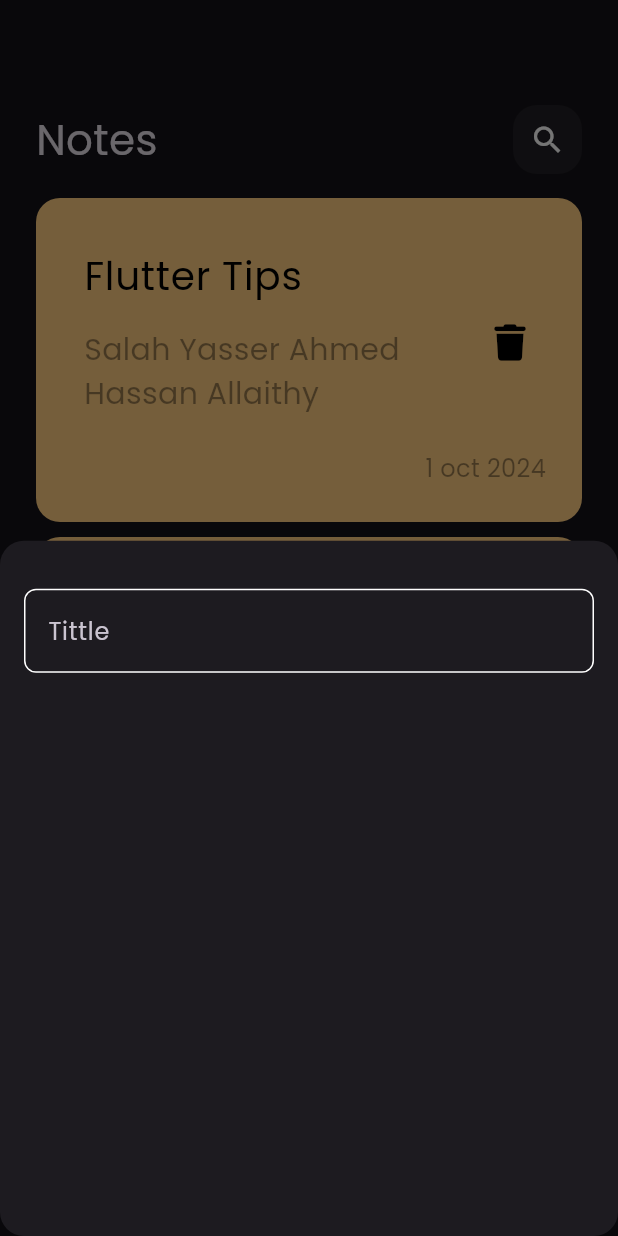
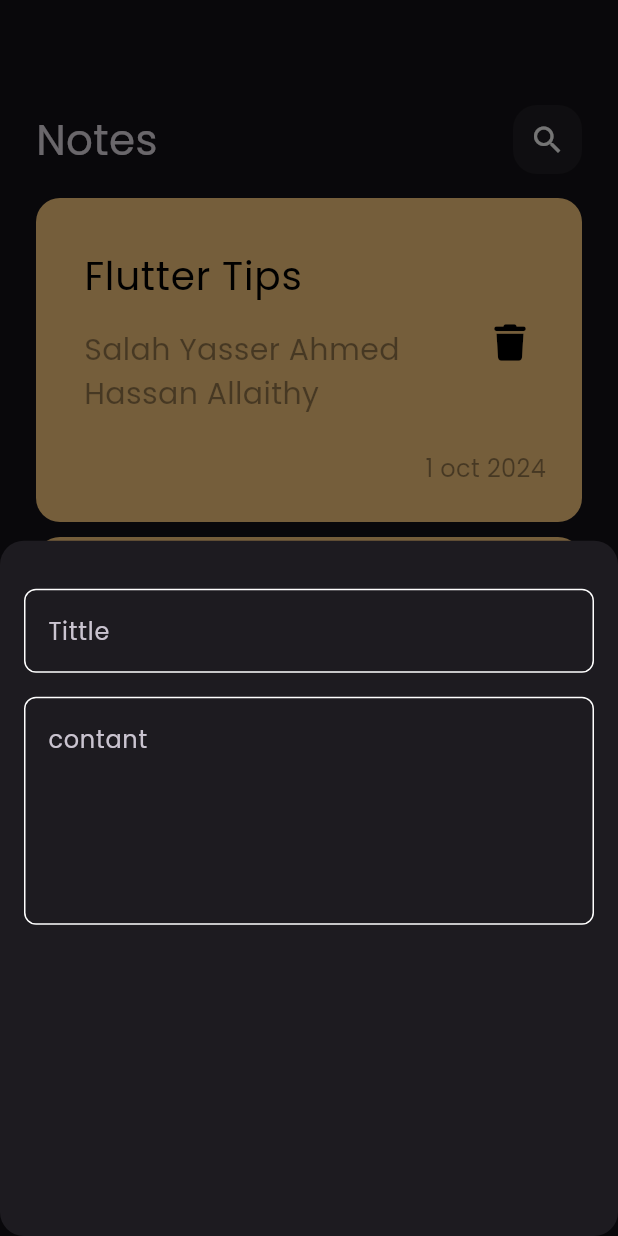
Before and after one commit to SalahYasser/notes_app, a Flutter app: the screen it shows after launch, after a tap on the "add" icon, on a phone screen of 412 x 824 dp. Run offline on Flutter 3.47's test engine with Material 3 defaults, Android fonts, the phone set to English and light mode, and no system bars; our stand-ins replace font_awesome_flutter.

Commit message:
add fields to notes bottom sheet

```diff
--- a/lib/views/widgets/add_note_bottom_sheet.dart
+++ b/lib/views/widgets/add_note_bottom_sheet.dart
@@ -13,7 +13,16 @@ class AddNoteBottomSheet extends StatelessWidget {
           SizedBox(
             height: 32,
           ),
-          CustomTextField(),
+          CustomTextField(
+            hint: 'Tittle',
+          ),
+          SizedBox(
+            height: 16,
+          ),
+          CustomTextField(
+            hint: 'contant',
+            maxLines: 5,
+          ),
         ],
       ),
     );
--- a/lib/views/widgets/custom_text_field.dart
+++ b/lib/views/widgets/custom_text_field.dart
@@ -2,13 +2,18 @@ import 'package:flutter/material.dart';
 import 'package:notes_app/constants.dart';
 
 class CustomTextField extends StatelessWidget {
-  const CustomTextField({super.key});
+  const CustomTextField(
+      {super.key, required this.hint, this.maxLines = 1});
+
+  final String hint;
+  final int maxLines;
 
   @override
   Widget build(BuildContext context) {
     return TextField(
+      maxLines: maxLines,
       decoration: InputDecoration(
-        hintText: 'Tittle',
+        hintText: hint,
         border: buildBorder(),
         enabledBorder: buildBorder(),
         focusedBorder: buildBorder(kPrimaryColor),
```
